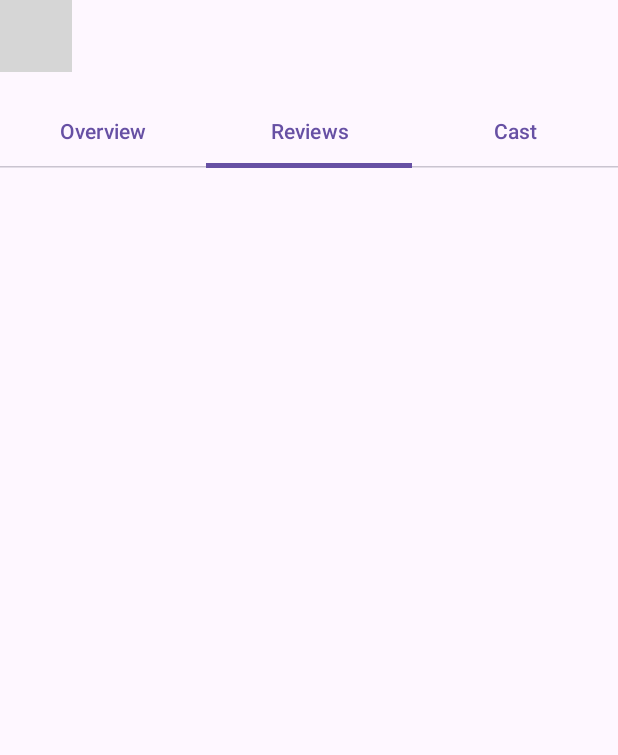
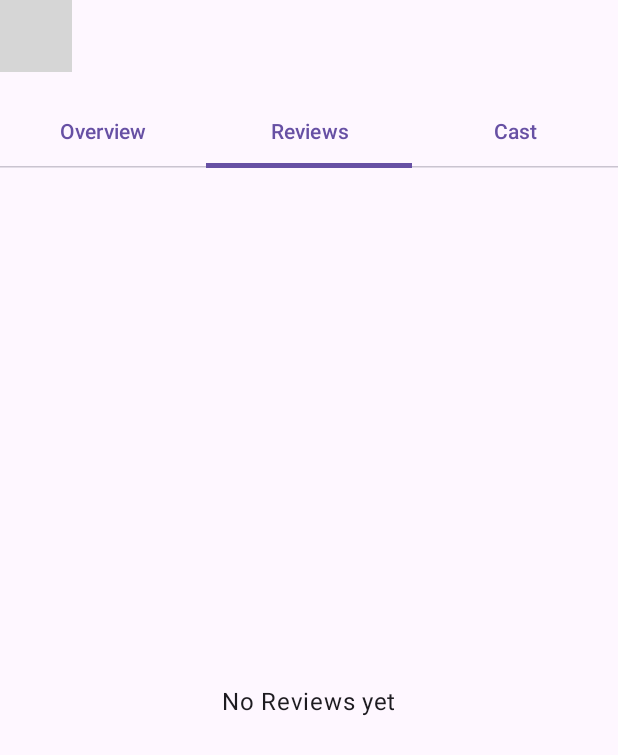
Before and after one commit to bima-taruna/MovieApp, an Android app built with Jetpack Compose: the composable MovieDetailScreen shown on its own in the app's theme, tab 2 chosen, on a phone screen of 412 x 824 dp. Shown: the top 755 px of the screen. Run offline under Robolectric (Android 15) with nearby library versions, the phone set to English and light mode, and no system bars; our stand-ins replace Dagger/Hilt's generated code; 1 statement that could not run was skipped; grey boxes are pictures that could not be loaded.

```diff
--- a/app/src/main/java/com/bima/movieapp/presentation/components/Overview.kt
+++ b/app/src/main/java/com/bima/movieapp/presentation/components/Overview.kt
@@ -1,10 +1,13 @@
 package com.bima.movieapp.presentation.components
 
 import androidx.compose.foundation.layout.Arrangement
+import androidx.compose.foundation.layout.Box
 import androidx.compose.foundation.layout.Column
 import androidx.compose.foundation.layout.Spacer
 import androidx.compose.foundation.layout.fillMaxHeight
+import androidx.compose.foundation.layout.fillMaxSize
 import androidx.compose.foundation.layout.padding
+import androidx.compose.foundation.layout.wrapContentSize
 import androidx.compose.material3.MaterialTheme
 import androidx.compose.material3.Text
 import androidx.compose.runtime.Composable
@@ -15,6 +18,7 @@ import androidx.compose.ui.unit.dp
 
 @Composable
 fun Overview(content:String) {
+    Box(modifier = Modifier.fillMaxSize(), contentAlignment = Alignment.Center) {
         Text(
             text = content,
             textAlign = TextAlign.Center,
@@ -22,5 +26,7 @@ fun Overview(content:String) {
             modifier = Modifier.padding(
                 horizontal = 16.dp,
                 vertical = 8.dp)
+                .wrapContentSize()
         )
     }
+}
--- a/app/src/main/java/com/bima/movieapp/presentation/components/tabs/ReviewTabs.kt
+++ b/app/src/main/java/com/bima/movieapp/presentation/components/tabs/ReviewTabs.kt
@@ -1,9 +1,11 @@
 package com.bima.movieapp.presentation.components.tabs
 
+import androidx.compose.foundation.layout.Arrangement
 import androidx.compose.foundation.layout.Box
 import androidx.compose.foundation.layout.fillMaxHeight
 import androidx.compose.foundation.layout.fillMaxSize
 import androidx.compose.foundation.layout.fillMaxWidth
+import androidx.compose.foundation.layout.wrapContentSize
 import androidx.compose.foundation.lazy.LazyColumn
 import androidx.compose.foundation.lazy.items
 import androidx.compose.foundation.rememberScrollState
@@ -36,9 +38,15 @@ fun ReviewTabs(
     viewModel.savedStateHandle[Constant.PARAM_MOVIE_ID] = movieId
 
     Box(modifier = Modifier.fillMaxHeight()) {
-        LazyColumn(modifier = Modifier) {
-            items(state.Reviews) { review ->
-                ReviewCard(reviews = review)
+        if (state.Reviews.isEmpty()) {
+            Box(modifier = Modifier.fillMaxSize(), contentAlignment = Alignment.Center) {
+                Text(text = "No Reviews yet", Modifier.wrapContentSize())
+            }
+        } else {
+            LazyColumn(modifier = Modifier) {
+                items(state.Reviews) { review ->
+                    ReviewCard(reviews = review)
+                }
             }
         }
         if (state.error.isNotBlank()) {
```
Also changed, not shown: app/src/main/java/com/bima/movieapp/presentation/components/ReviewCard.kt (+8 -2 lines). Lines whose indentation alone changed are shown as unchanged.
